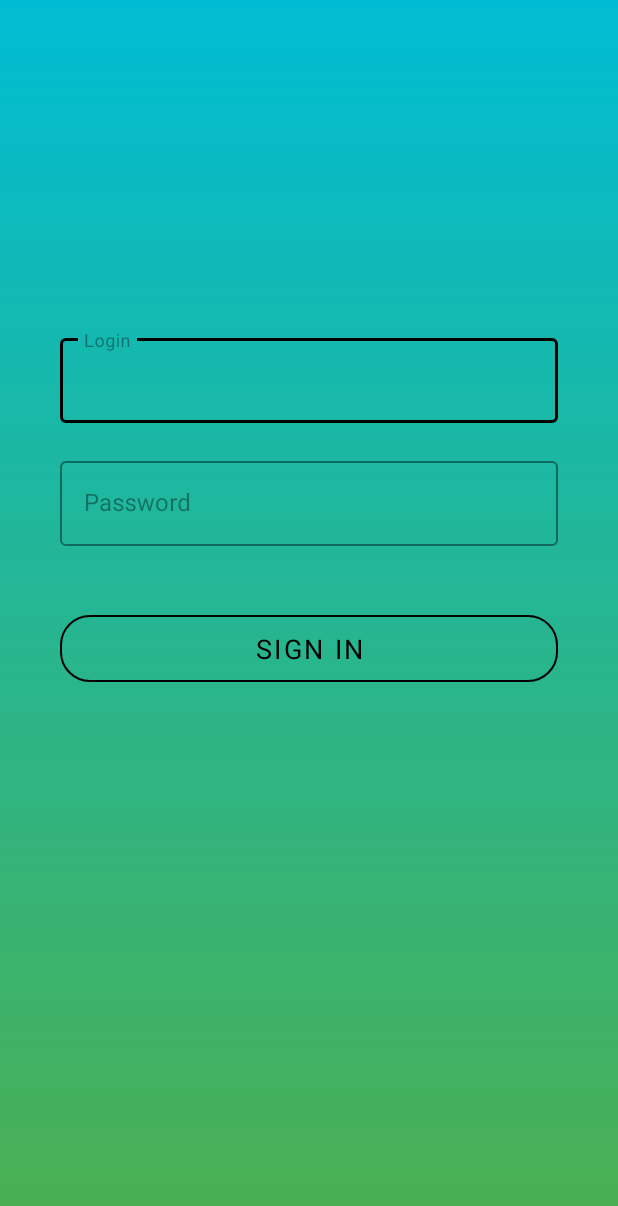
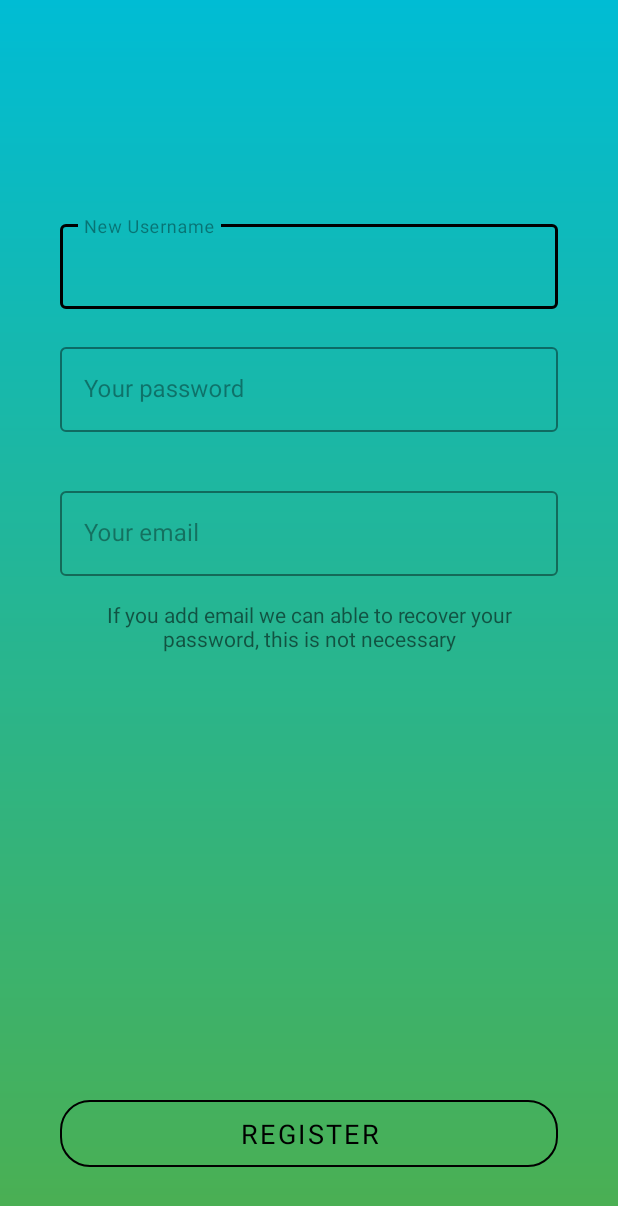
Before and after one commit to WorIT/Game_of_Life, an Android app: the screen it shows after launch (MainActivity), on a phone screen of 412 x 824 dp. Shown: the top 1206 px of the screen. Run offline under Robolectric (Android 15) with nearby library versions, the phone set to English and light mode, and no system bars; Roboto replaces fonts that are not available here.

Commit message:
add register and sign in layouts

```diff
--- a/app/src/main/java/com/example/gameoflife/MainActivity.kt
+++ b/app/src/main/java/com/example/gameoflife/MainActivity.kt
@@ -11,7 +11,7 @@ class MainActivity : AppCompatActivity() {
 
     override fun onCreate(savedInstanceState: Bundle?) {
         super.onCreate(savedInstanceState)
-        setContentView(R.layout.fragment_sign_in)
+        setContentView(R.layout.fragment_register)
 
         ///init()
 
--- /dev/null
+++ b/app/src/main/java/com/example/gameoflife/RegisterFragment.java
@@ -0,0 +1,25 @@
+package com.example.gameoflife;
+
+import android.os.Bundle;
+
+import androidx.fragment.app.Fragment;
+
+import android.view.LayoutInflater;
+import android.view.View;
+import android.view.ViewGroup;
+
+
+
+public class RegisterFragment extends Fragment {
+
+    @Override
+    public View onCreateView(LayoutInflater inflater, ViewGroup container,
+                             Bundle savedInstanceState) {
+        View view = inflater.inflate(R.layout.fragment_register, container, false);
+
+
+
+
+        return view;
+    }
+}
--- /dev/null
+++ b/app/src/main/res/layout/fragment_register.xml
@@ -0,0 +1,117 @@
+<?xml version="1.0" encoding="utf-8"?>
+<androidx.constraintlayout.widget.ConstraintLayout
+    xmlns:android="http://schemas.android.com/apk/res/android"
+    xmlns:tools="http://schemas.android.com/tools"
+    xmlns:app="http://schemas.android.com/apk/res-auto"
+    android:layout_width="match_parent"
+    android:layout_height="match_parent"
+    android:background="@drawable/main_menu_gradient"
+    tools:context=".RegisterFragment">
+
+    <com.google.android.material.textfield.TextInputLayout
+        android:id="@+id/container_new_usermane"
+        style="@style/Widget.MaterialComponents.TextInputLayout.OutlinedBox"
+        android:layout_width="match_parent"
+        android:layout_height="wrap_content"
+        android:layout_marginStart="40dp"
+        android:layout_marginTop="144dp"
+        android:layout_marginEnd="40dp"
+        android:enabled="true"
+        android:hint="@string/new_login"
+        android:textColorHint="@color/material_on_surface_disabled"
+        app:boxStrokeColor="@color/black"
+        app:hintEnabled="true"
+        app:hintTextColor="@color/material_on_surface_disabled"
+        app:layout_constraintEnd_toEndOf="parent"
+        app:layout_constraintHorizontal_bias="0.0"
+        app:layout_constraintStart_toStartOf="parent"
+        app:layout_constraintTop_toTopOf="parent"
+        app:startIconTint="@color/material_on_surface_disabled">
+
+        <com.google.android.material.textfield.TextInputEditText
+            android:id="@+id/et_new_username"
+            android:layout_width="match_parent"
+            android:layout_height="wrap_content" />
+
+    </com.google.android.material.textfield.TextInputLayout>
+
+    <com.google.android.material.textfield.TextInputLayout
+        android:id="@+id/container_new_password"
+        style="@style/Widget.MaterialComponents.TextInputLayout.OutlinedBox"
+        android:layout_width="0dp"
+        android:layout_height="wrap_content"
+        android:layout_marginTop="20dp"
+        android:enabled="true"
+        android:hint="@string/new_password"
+        android:textColorHint="@color/material_on_surface_disabled"
+        app:boxStrokeColor="@color/black"
+        app:hintEnabled="true"
+        app:hintTextColor="@color/material_on_surface_disabled"
+        app:layout_constraintEnd_toEndOf="@+id/container_new_usermane"
+        app:layout_constraintHorizontal_bias="0.0"
+        app:layout_constraintStart_toStartOf="@+id/container_new_usermane"
+        app:layout_constraintTop_toBottomOf="@+id/container_new_usermane"
+        app:startIconTint="@color/material_on_surface_disabled">
+
+        <com.google.android.material.textfield.TextInputEditText
+            android:id="@+id/et_new_password"
+            android:layout_width="match_parent"
+            android:layout_height="wrap_content" />
+
+    </com.google.android.material.textfield.TextInputLayout>
+
+    <com.google.android.material.textfield.TextInputLayout
+        android:id="@+id/container_new_email"
+        style="@style/Widget.MaterialComponents.TextInputLayout.OutlinedBox"
+        android:layout_width="0dp"
+        android:layout_height="wrap_content"
+        android:layout_marginTop="116dp"
+        android:enabled="true"
+        android:hint="@string/new_email"
+        android:textColorHint="@color/material_on_surface_disabled"
+        app:boxStrokeColor="@color/black"
+        app:hintEnabled="true"
+        app:hintTextColor="@color/material_on_surface_disabled"
+        app:layout_constraintEnd_toEndOf="@+id/container_new_usermane"
+        app:layout_constraintHorizontal_bias="0.0"
+        app:layout_constraintStart_toStartOf="@+id/container_new_usermane"
+        app:layout_constraintTop_toBottomOf="@+id/container_new_usermane"
+        app:startIconTint="@color/material_on_surface_disabled">
+
+        <com.google.android.material.textfield.TextInputEditText
+            android:id="@+id/et_new_email"
+            android:layout_width="match_parent"
+            android:layout_height="wrap_content" />
+
+    </com.google.android.material.textfield.TextInputLayout>
+
+    <com.google.android.material.button.MaterialButton
+        android:id="@+id/btn_register_register"
+        style="@style/btn_main_menu"
+        android:layout_width="0dp"
+        android:paddingStart="20dp"
+        android:paddingEnd="20dp"
+        android:layout_height="wrap_content"
+        android:layout_marginBottom="40dp"
+        android:text="@string/register"
+        app:layout_constraintBottom_toBottomOf="parent"
+        app:layout_constraintEnd_toEndOf="@+id/container_new_password"
+        app:layout_constraintHorizontal_bias="0.0"
+        app:layout_constraintStart_toStartOf="@+id/container_new_password"
+        tools:ignore="MissingConstraints" />
+
+    <TextView
+        android:id="@+id/tv_about_email"
+        android:layout_width="0dp"
+        android:layout_height="wrap_content"
+        android:layout_marginStart="40dp"
+        android:layout_marginTop="16dp"
+        android:layout_marginEnd="40dp"
+        android:gravity="center"
+        android:text="@string/about_email"
+        app:layout_constraintEnd_toEndOf="parent"
+        app:layout_constraintHorizontal_bias="0.0"
+        app:layout_constraintStart_toStartOf="parent"
+        app:layout_constraintTop_toBottomOf="@+id/container_new_email" />
+
+</androidx.constraintlayout.widget.ConstraintLayout>
--- a/app/src/main/res/layout/fragment_sign_in.xml
+++ b/app/src/main/res/layout/fragment_sign_in.xml
@@ -16,7 +16,7 @@
         android:layout_marginTop="220dp"
         android:layout_marginEnd="40dp"
         android:enabled="true"
-        android:hint="Login"
+        android:hint="@string/login"
         android:textColorHint="@color/material_on_surface_disabled"
         app:boxStrokeColor="@color/black"
         app:hintEnabled="true"
@@ -34,7 +34,7 @@
     </com.google.android.material.textfield.TextInputLayout>
 
     <com.google.android.material.textfield.TextInputLayout
-        android:id="@+id/outlinedTextFiel"
+        android:id="@+id/container_new_usermane"
         style="@style/Widget.MaterialComponents.TextInputLayout.OutlinedBox"
         android:layout_width="match_parent"
         android:layout_height="wrap_content"
@@ -42,7 +42,7 @@
         android:layout_marginTop="20dp"
         android:layout_marginEnd="40dp"
         android:enabled="true"
-        android:hint="Password"
+        android:hint="@string/password"
         app:startIconTint="@color/material_on_surface_disabled"
         app:boxStrokeColor="@color/black"
         app:hintTextColor="@color/material_on_surface_disabled"
@@ -60,15 +60,15 @@
     </com.google.android.material.textfield.TextInputLayout>
 
     <com.google.android.material.button.MaterialButton
-        android:id="@+id/btn_main_play"
+        android:id="@+id/btn_register_register"
         style="@style/btn_main_menu"
         android:layout_width="0dp"
         android:layout_marginTop="40dp"
-        android:text="Sign In"
-        app:layout_constraintEnd_toEndOf="@+id/outlinedTextFiel"
+        android:text="@string/sign_in"
+        app:layout_constraintEnd_toEndOf="@+id/container_new_usermane"
         app:layout_constraintHorizontal_bias="0.0"
-        app:layout_constraintStart_toStartOf="@+id/outlinedTextFiel"
-        app:layout_constraintTop_toBottomOf="@+id/outlinedTextFiel"
+        app:layout_constraintStart_toStartOf="@+id/container_new_usermane"
+        app:layout_constraintTop_toBottomOf="@+id/container_new_usermane"
         tools:ignore="MissingConstraints" />
 
 
--- a/app/src/main/res/values/strings.xml
+++ b/app/src/main/res/values/strings.xml
@@ -4,18 +4,23 @@
     <string name="my_saves">Saves</string>
     <string name="patterns">Patterns</string>
     <string name="rules_and_articles">Articles and Rules</string>
-    <string name="register">REGISTER</string>
-    <string name="sign_in">SIGN IN</string>
+    <string name="register">Register</string>
+    <string name="sign_in">Sign in</string>
     <!-- Strings related to login -->
-    <string name="prompt_email">Email</string>
-    <string name="prompt_password">Password</string>
+    <string name="login">Username</string>
+    <string name="password">Password</string>
     <string name="action_sign_in">Sign in or register</string>
     <string name="action_sign_in_short">Sign in</string>
     <string name="welcome">"Welcome!"</string>
     <string name="invalid_username">Not a valid username</string>
-    <string name="invalid_password">Password must be >5 characters</string>
-    <string name="login_failed">"Login failed"</string>
-    <!-- TODO: Remove or change this placeholder text -->
-    <string name="hello_blank_fragment">Hello blank fragment</string>
+    <string name="invalid_password">Not a valid password</string>
+    <string name="login_failed">"Username failed"</string>
+    <string name="new_login">"New Username"</string>
+    <string name="new_password">Your password</string>
+    <string name="new_email">Your email</string>
+    <string name="about_email">If you add email we can able to recover your password,
+                                this is not necessary
+    </string>
+
 
 </resources>
```
Also changed, not shown: 1 other file.
